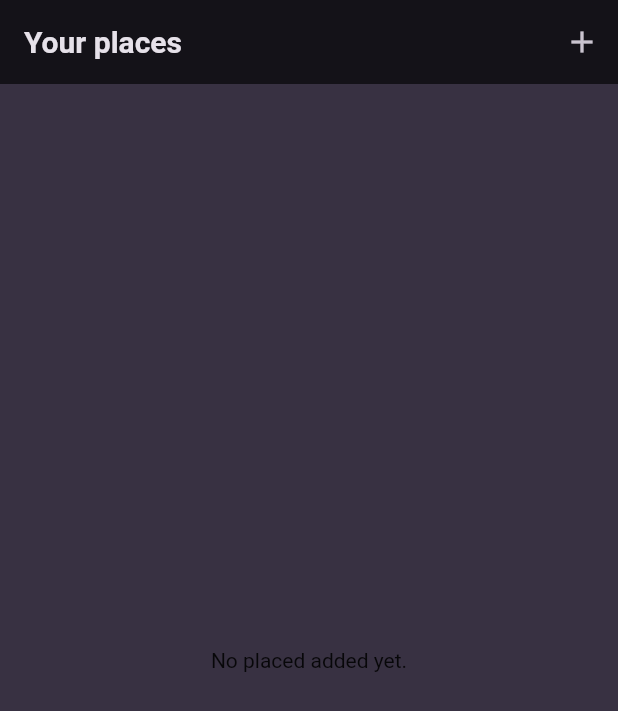
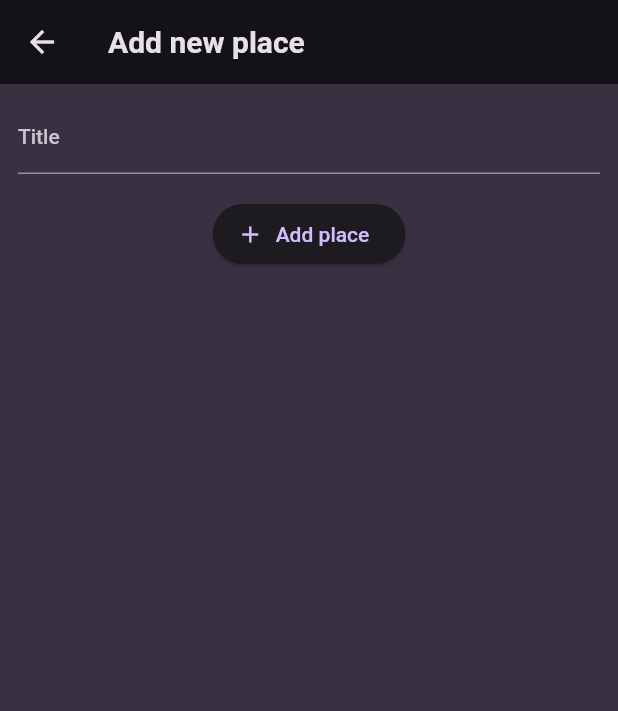
Before and after one commit to stratosfloor/favorite-places, a Flutter app: the screen it shows after launch, after a tap on the "add" icon, on a phone screen of 412 x 824 dp. Shown: the top 711 px of the screen. Run offline on Flutter 3.47's test engine with Material 2 defaults, Android fonts, the phone set to English and light mode, and no system bars; our stand-ins replace google_fonts.

Commit message:
Refactor stuff and add baisc new place screen

```diff
--- /dev/null
+++ b/lib/screens/new_place.dart
@@ -0,0 +1,46 @@
+import 'package:favorite_places/models/place.dart';
+import 'package:flutter/material.dart';
+
+class NewPlaceScreen extends StatefulWidget {
+  const NewPlaceScreen({super.key});
+
+  @override
+  State<NewPlaceScreen> createState() => _NewPlaceScreenState();
+}
+
+class _NewPlaceScreenState extends State<NewPlaceScreen> {
+  final _titleController = TextEditingController();
+
+  @override
+  void dispose() {
+    _titleController.dispose();
+    super.dispose();
+  }
+
+  @override
+  Widget build(BuildContext context) {
+    return Scaffold(
+        appBar: AppBar(
+          title: const Text('Add new place'),
+        ),
+        body: SingleChildScrollView(
+          padding: const EdgeInsets.all(12),
+          child: Column(
+            children: [
+              TextField(
+                decoration: const InputDecoration(
+                  label: Text('Title'),
+                ),
+                controller: _titleController,
+              ),
+              const SizedBox(height: 16),
+              ElevatedButton.icon(
+                onPressed: () {},
+                icon: const Icon(Icons.add),
+                label: const Text('Add place'),
+              ),
+            ],
+          ),
+        ));
+  }
+}
--- a/lib/screens/places.dart
+++ b/lib/screens/places.dart
@@ -1,20 +1,29 @@
 import 'package:favorite_places/models/place.dart';
+import 'package:favorite_places/screens/new_place.dart';
+import 'package:favorite_places/widgets/places_list.dart';
 import 'package:flutter/material.dart';
 
-class PlacesScreen extends StatefulWidget {
+class PlacesScreen extends StatelessWidget {
   const PlacesScreen({super.key});
 
-  @override
-  State<PlacesScreen> createState() => _PlacesScreenState();
-}
+  // final List<Place> _places = [];
 
-class _PlacesScreenState extends State<PlacesScreen> {
-  final List<Place> _places = [];
+  // void _addPlace() async {
+  //   final newPlace = await Navigator.of(context).push<Place>(
+  //     MaterialPageRoute(
+  //       builder: (ctx) => const NewPlaceScreen(),
+  //     ),
+  //   );
+  // }
+  //   if (newPlace == null) {
+  //     return;
+  //   }
 
-
-  void _addPlace () {
-    Navigator.of(context).push(MaterialPageRoute(builder: (ctx) => ))
-  }
+  //   setState(() {
+  //     _places.add(newPlace);
+  //   });
+  //   // print(newPlace.title.toString());
+  // }
 
   @override
   Widget build(BuildContext context) {
@@ -23,22 +32,18 @@ class _PlacesScreenState extends State<PlacesScreen> {
         title: const Text('Your places'),
         actions: [
           IconButton(
-              onPressed: () {},
+            onPressed: () {
+              Navigator.of(context).push(
+                MaterialPageRoute(
+                  builder: (ctx) => const NewPlaceScreen(),
+                ),
+              );
+            },
             icon: const Icon(Icons.add),
           )
         ],
       ),
-        body: _places.isEmpty
-            ? const Center(child: Text('No placed added yet.'))
-            : ListView.builder(
-                itemCount: _places.length,
-                itemBuilder: (context, index) {
-                  return ListTile(
-                    // leading: ,
-                    // trailing: ,
-                    title: Text(_places[index].title),
+      body: PlacesList(places: []),
     );
-                },
-              ));
   }
 }
--- /dev/null
+++ b/lib/widgets/places_list.dart
@@ -0,0 +1,38 @@
+import 'package:flutter/material.dart';
+
+import '../models/place.dart';
+
+class PlacesList extends StatelessWidget {
+  const PlacesList({super.key, required this.places});
+
+  final List<Place> places;
+
+  @override
+  Widget build(BuildContext context) {
+    if (places.isEmpty) {
+      return Center(
+        child: Text(
+          'No placed added yet.',
+          style: Theme.of(context).textTheme.bodyLarge!.copyWith(
+                color: Theme.of(context).colorScheme.onBackground,
+              ),
+        ),
+      );
+    }
+    return ListView.builder(
+      itemCount: places.length,
+      itemBuilder: (ctx, index) {
+        return ListTile(
+          // leading: ,
+          // trailing: ,
+          title: Text(
+            places[index].title,
+            style: Theme.of(context).textTheme.titleMedium!.copyWith(
+                  color: Theme.of(context).colorScheme.onBackground,
+                ),
+          ),
+        );
+      },
+    );
+  }
+}
```
Also changed, not shown: lib/screens/add_place.dart (deleted). Lines whose indentation alone changed are shown as unchanged.
